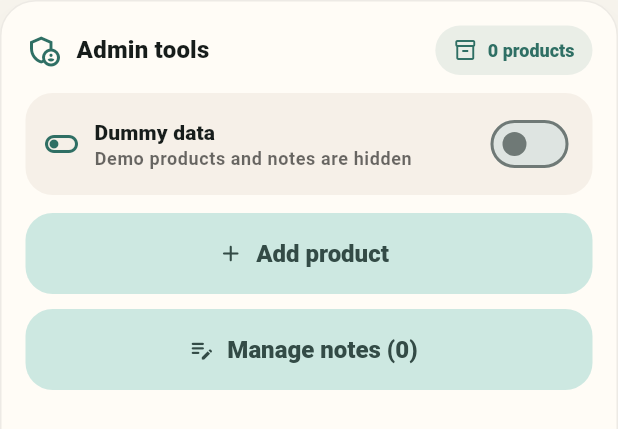
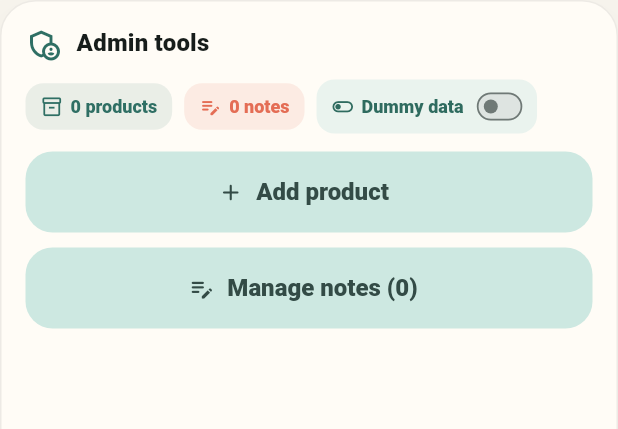
Before and after one commit to mrHeinrichh/perfume_picker_app_flutter, a Flutter app: the _AdminToolsPanel widget shown alone on an empty page, opened directly with empty values, on a phone screen of 412 x 824 dp. Shown: the top 429 px of the screen. Run offline on Flutter 3.47's test engine with Material 3 defaults, Android fonts, the phone set to English and light mode, and no system bars; our stand-ins replace image_picker, local_auth; accounts and stored records are empty.

Commit message:
Move dummy toggle into admin chips

```diff
--- a/lib/main.dart
+++ b/lib/main.dart
@@ -516,10 +516,6 @@ class _LandingPageState extends State<LandingPage> {
                       onManageNotes: canManageProducts
                           ? () => showNoteManager(context)
                           : null,
-                      dummyDataEnabled: store.dummyDataEnabled,
-                      onDummyDataChanged: canManageProducts
-                          ? _setDummyDataEnabled
-                          : null,
                     ),
                   ),
                 ),
@@ -662,8 +658,6 @@ class _LandingHeader extends StatelessWidget {
     required this.onAdminLogin,
     required this.onAdd,
     required this.onManageNotes,
-    required this.dummyDataEnabled,
-    required this.onDummyDataChanged,
   });
 
   final int productCount;
@@ -672,8 +666,6 @@ class _LandingHeader extends StatelessWidget {
   final VoidCallback? onAdminLogin;
   final VoidCallback? onAdd;
   final VoidCallback? onManageNotes;
-  final bool dummyDataEnabled;
-  final ValueChanged<bool>? onDummyDataChanged;
 
   @override
   Widget build(BuildContext context) {
@@ -760,11 +752,6 @@ class _LandingHeader extends StatelessWidget {
                       icon: const Icon(Icons.edit_note_rounded),
                       label: const Text('Manage notes'),
                     ),
-                  if (onDummyDataChanged != null)
-                    _DummyDataToggle(
-                      enabled: dummyDataEnabled,
-                      onChanged: onDummyDataChanged!,
-                    ),
                 ],
               ),
             ],
@@ -789,48 +776,6 @@ class _LandingHeader extends StatelessWidget {
             ],
           );
         },
-      ),
-    );
-  }
-}
-
-class _DummyDataToggle extends StatelessWidget {
-  const _DummyDataToggle({required this.enabled, required this.onChanged});
-
-  final bool enabled;
-  final ValueChanged<bool> onChanged;
-
-  @override
-  Widget build(BuildContext context) {
-    return Container(
-      padding: const EdgeInsets.symmetric(horizontal: 12, vertical: 8),
-      decoration: BoxDecoration(
-        color: Colors.white.withValues(alpha: .1),
-        borderRadius: BorderRadius.circular(18),
-        border: Border.all(color: Colors.white.withValues(alpha: .12)),
-      ),
-      child: Row(
-        mainAxisSize: MainAxisSize.min,
-        children: [
-          Icon(
-            enabled ? Icons.dataset_outlined : Icons.dataset_linked_outlined,
-            color: const Color(0xFFCFF3E8),
-          ),
-          const SizedBox(width: 8),
-          Text(
-            'Dummy data',
-            style: Theme.of(context).textTheme.labelLarge?.copyWith(
-              color: Colors.white,
-              fontWeight: FontWeight.w900,
-            ),
-          ),
-          const SizedBox(width: 8),
-          Switch.adaptive(
-            value: enabled,
-            onChanged: onChanged,
-            activeThumbColor: const Color(0xFFCFF3E8),
-          ),
-        ],
       ),
     );
   }
@@ -884,60 +829,37 @@ class _AdminToolsPanel extends StatelessWidget {
               Expanded(
                 child: Text('Admin tools', style: theme.textTheme.titleMedium),
               ),
-              _Pill(
+            ],
+          ),
+
+          const SizedBox(height: 12),
+          Wrap(
+            spacing: 8,
+            runSpacing: 8,
+            crossAxisAlignment: WrapCrossAlignment.center,
+            children: [
+              _MiniChip(
                 icon: Icons.inventory_2_outlined,
                 label: '$productCount products',
                 foreground: theme.colorScheme.primary,
                 background: theme.colorScheme.primary.withValues(alpha: .1),
               ),
+              _MiniChip(
+                icon: Icons.edit_note_rounded,
+                label: '$noteCount notes',
+                foreground: theme.colorScheme.secondary,
+                background: theme.colorScheme.secondary.withValues(alpha: .12),
+              ),
+              _MiniSwitchChip(
+                label: 'Dummy data',
+                enabled: dummyDataEnabled,
+                onChanged: onDummyDataChanged,
+                foreground: const Color(0xFF2F6B5F),
+                background: const Color(0xFFEAF3EE),
+              ),
             ],
           ),
-          const SizedBox(height: 12),
-          Container(
-            padding: const EdgeInsets.symmetric(horizontal: 12, vertical: 10),
-            decoration: BoxDecoration(
-              color: const Color(0xFFF6F0E8),
-              borderRadius: BorderRadius.circular(18),
-            ),
-            child: Row(
-              children: [
-                Icon(
-                  dummyDataEnabled
-                      ? Icons.toggle_on_outlined
-                      : Icons.toggle_off_outlined,
-                  color: theme.colorScheme.primary,
-                ),
-                const SizedBox(width: 10),
-                Expanded(
-                  child: Column(
-                    crossAxisAlignment: CrossAxisAlignment.start,
-                    children: [
-                      Text(
-                        'Dummy data',
-                        style: theme.textTheme.titleSmall?.copyWith(
-                          fontWeight: FontWeight.w900,
-                        ),
-                      ),
-                      Text(
-                        dummyDataEnabled
-                            ? 'Demo products and notes are visible'
-                            : 'Demo products and notes are hidden',
-                        style: theme.textTheme.bodySmall?.copyWith(
-                          color: Colors.black.withValues(alpha: .58),
-                          fontWeight: FontWeight.w700,
-                        ),
-                      ),
-                    ],
-                  ),
-                ),
-                Switch.adaptive(
-                  key: const ValueKey('admin-dummy-data-toggle'),
-                  value: dummyDataEnabled,
-                  onChanged: onDummyDataChanged,
-                ),
-              ],
-            ),
-          ),
+
           const SizedBox(height: 12),
           Wrap(
             spacing: 10,
@@ -3316,6 +3238,67 @@ class _MiniChip extends StatelessWidget {
   }
 }
 
+class _MiniSwitchChip extends StatelessWidget {
+  const _MiniSwitchChip({
+    required this.label,
+    required this.enabled,
+    required this.onChanged,
+    required this.background,
+    required this.foreground,
+  });
+
+  final String label;
+  final bool enabled;
+  final ValueChanged<bool> onChanged;
+  final Color background;
+  final Color foreground;
+
+  @override
+  Widget build(BuildContext context) {
+    return Container(
+      padding: const EdgeInsets.fromLTRB(10, 4, 5, 4),
+      decoration: BoxDecoration(
+        color: background,
+        borderRadius: BorderRadius.circular(12),
+      ),
+      child: Row(
+        mainAxisSize: MainAxisSize.min,
+        children: [
+          Icon(
+            enabled ? Icons.toggle_on_outlined : Icons.toggle_off_outlined,
+            size: 15,
+            color: foreground,
+          ),
+          const SizedBox(width: 5),
+          Text(
+            label,
+            style: TextStyle(
+              color: foreground,
+              fontWeight: FontWeight.w900,
+              fontSize: 12,
+              letterSpacing: 0,
+            ),
+          ),
+          const SizedBox(width: 4),
+          SizedBox(
+            width: 40,
+            height: 28,
+            child: FittedBox(
+              fit: BoxFit.contain,
+              child: Switch.adaptive(
+                key: const ValueKey('admin-dummy-data-toggle'),
+                value: enabled,
+                onChanged: onChanged,
+                activeThumbColor: foreground,
+              ),
+            ),
+          ),
+        ],
+      ),
+    );
+  }
+}
+
 class _AnimatedEntry extends StatelessWidget {
   const _AnimatedEntry({required this.child, required this.delay});
 
```
